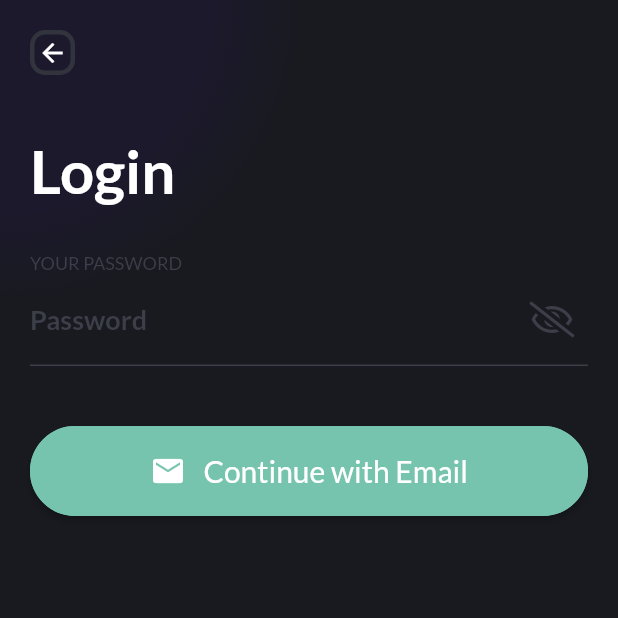
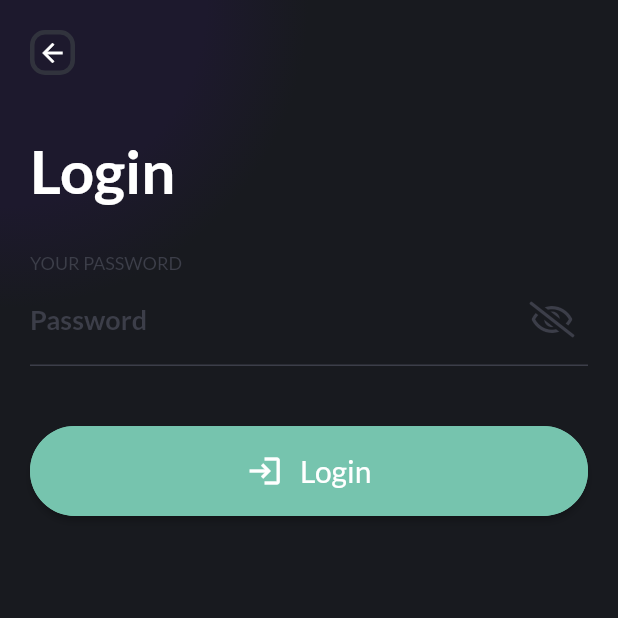
Before and after one commit to UmarGit/MYEY, a Flutter app: the EmailAddressScreen screen opened directly, on a phone screen of 412 x 824 dp, the top half of it. Run offline on Flutter 3.47's test engine with Material 2 defaults, Android fonts, the phone set to English and light mode, and no system bars; our stand-ins replace camera, fl_chart, flutter_feather_icons, flutter_slidable, flutter_svg, font_awesome_flutter and 6 more; missing offline and left inert: dart:ffi, flutter_shapes, google_ml_kit, we_slide.

Commit message:
Feature Update
- Last Built

```diff
--- a/lib/components/Screens/Auth/email_address.dart
+++ b/lib/components/Screens/Auth/email_address.dart
@@ -80,8 +80,8 @@ class _EmailAddressScreenState extends State<EmailAddressScreen> {
                 child: Row(
                   mainAxisAlignment: MainAxisAlignment.center,
                   children: [
-                    const Icon(Icons.email, color: Colors.white),
-                    Text('   Continue with Email',
+                    const Icon(Icons.login, color: Colors.white),
+                    Text('   Login',
                         style: GoogleFonts.lato(
                             fontSize: 20, color: Colors.white)),
                   ],
--- a/lib/components/Screens/Onboarding/onboarding_carousel.dart
+++ b/lib/components/Screens/Onboarding/onboarding_carousel.dart
@@ -142,8 +142,8 @@ class _OnboardingCarouselState extends State<OnboardingCarousel> {
                             child: Row(
                               mainAxisAlignment: MainAxisAlignment.center,
                               children: [
-                                const Icon(Icons.email, color: Colors.white),
-                                Text('   Continue with Email',
+                                const Icon(Icons.login, color: Colors.white),
+                                Text('   Continue To Login',
                                     style: GoogleFonts.lato(
                                         fontSize: 20, color: Colors.white)),
                               ],
--- a/lib/components/Screens/Scanning/FaceScan.dart
+++ b/lib/components/Screens/Scanning/FaceScan.dart
@@ -173,11 +173,10 @@ class _FaceScanState extends State<FaceScan> with TickerProviderStateMixin {
               overlay: true,
               isDismissible: true,
               body: Container(
-                  padding: const EdgeInsets.only(top: 40, bottom: 20),
+                  padding: const EdgeInsets.only(top: 40),
                   width: Utils.screenWidth,
-                  height: Utils.screenHeight * 2,
                   child: Column(
-                      mainAxisAlignment: MainAxisAlignment.spaceBetween,
+                      mainAxisAlignment: MainAxisAlignment.start,
                       mainAxisSize: MainAxisSize.max,
                       children: [
                         SizedBox(
--- a/lib/components/Screens/Scanning/ScanGuide.dart
+++ b/lib/components/Screens/Scanning/ScanGuide.dart
@@ -52,9 +52,8 @@ class _ScanGuideState extends State<ScanGuide> with TickerProviderStateMixin {
           Positioned(
             top: 80,
             child: Container(
-              padding: const EdgeInsets.only(top: 40, bottom: 20),
+              padding: const EdgeInsets.only(top: 40),
               width: Utils.screenWidth,
-              height: Utils.screenHeight * 2,
               child: Column(
                 mainAxisAlignment: MainAxisAlignment.spaceBetween,
                 mainAxisSize: MainAxisSize.max,
@@ -120,7 +119,6 @@ class _ScanGuideState extends State<ScanGuide> with TickerProviderStateMixin {
                       ],
                     ),
                   ),
-                  AppSpaces.verticalSpace10,
                 ],
               ),
             ),
```
Also changed, not shown: lib/components/Screens/EyeTest/TakeTest.dart (+7 -6 lines).
